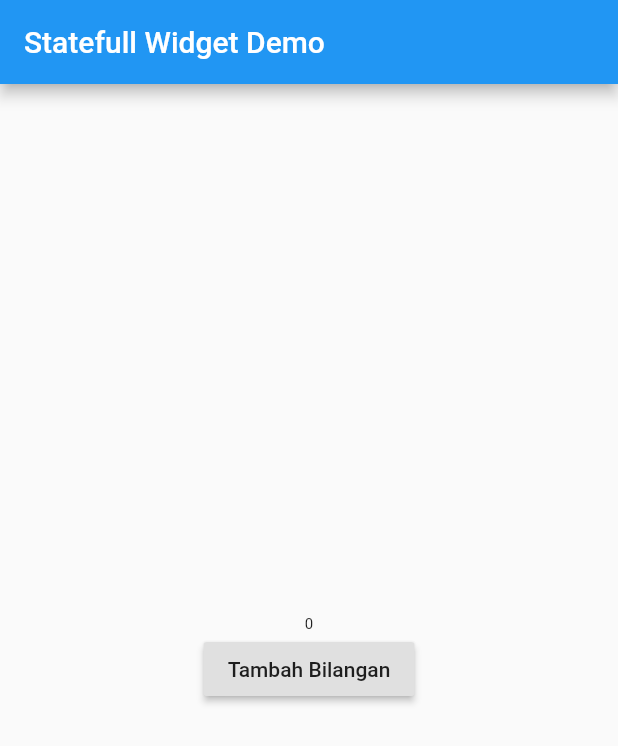
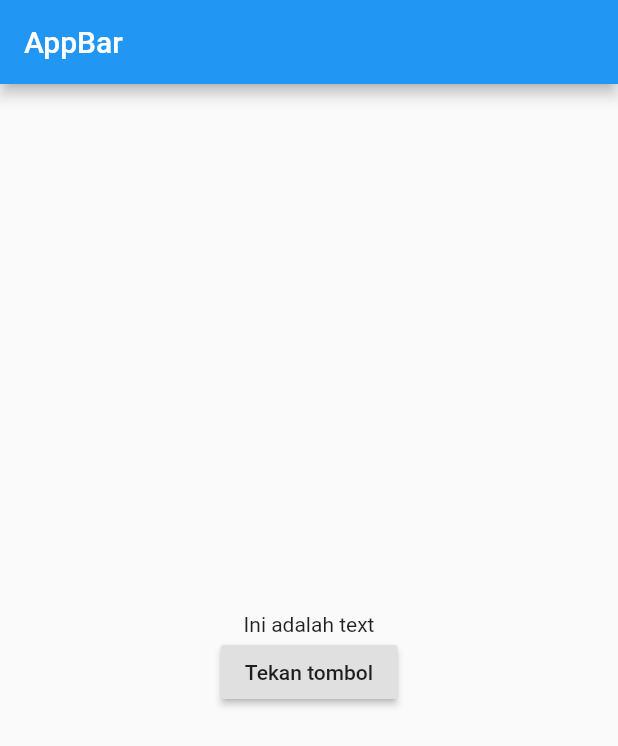
Before and after one commit to lukypurdiono/flutter, a Flutter app: the screen it shows after launch, on a phone screen of 412 x 824 dp. Shown: the top 746 px of the screen. Run offline on Flutter 3.47's test engine with Material 2 defaults, Android fonts, the phone set to English and light mode, and no system bars.

Commit message:
9 anonymous method

```diff
--- a/lib/main.dart
+++ b/lib/main.dart
@@ -3,43 +3,37 @@ import 'package:flutter/material.dart';
 void main() => runApp(MyApp());
 
 class MyApp extends StatefulWidget {
+  const MyApp({Key? key}) : super(key: key);
+
   @override
   _MyAppState createState() => _MyAppState();
 }
 
 class _MyAppState extends State<MyApp> {
-  int number = 0;
-  void tekanTombol() {
-    setState(() {
-      number = number + 1;
-    });
-  }
-
+  String message = "Ini adalah text";
   @override
   Widget build(BuildContext context) {
     return MaterialApp(
       home: Scaffold(
           appBar: AppBar(
-          title: Text('Statefull Widget Demo'),
+            title: Text('AppBar'),
           ),
           body: Center(
             child: Column(
               mainAxisAlignment: MainAxisAlignment.center,
               children: <Widget>[
-              Text(
-                number.toString(),
-                style: TextStyle(
-                  fontSize: 10 + number.toDouble(),
-                ),
-              ),
+                Text(message),
                 RaisedButton(
-                child: Text("Tambah Bilangan"),
-                onPressed: tekanTombol,
+                  onPressed: () {
+                    setState(() {
+                      message = 'Tombol sudah ditekan';
+                    });
+                  },
+                  child: Text('Tekan tombol'),
                 )
               ],
             ),
-        ),
-      ),
+          )),
     );
   }
 }
```
Lines whose indentation alone changed are shown as unchanged.
